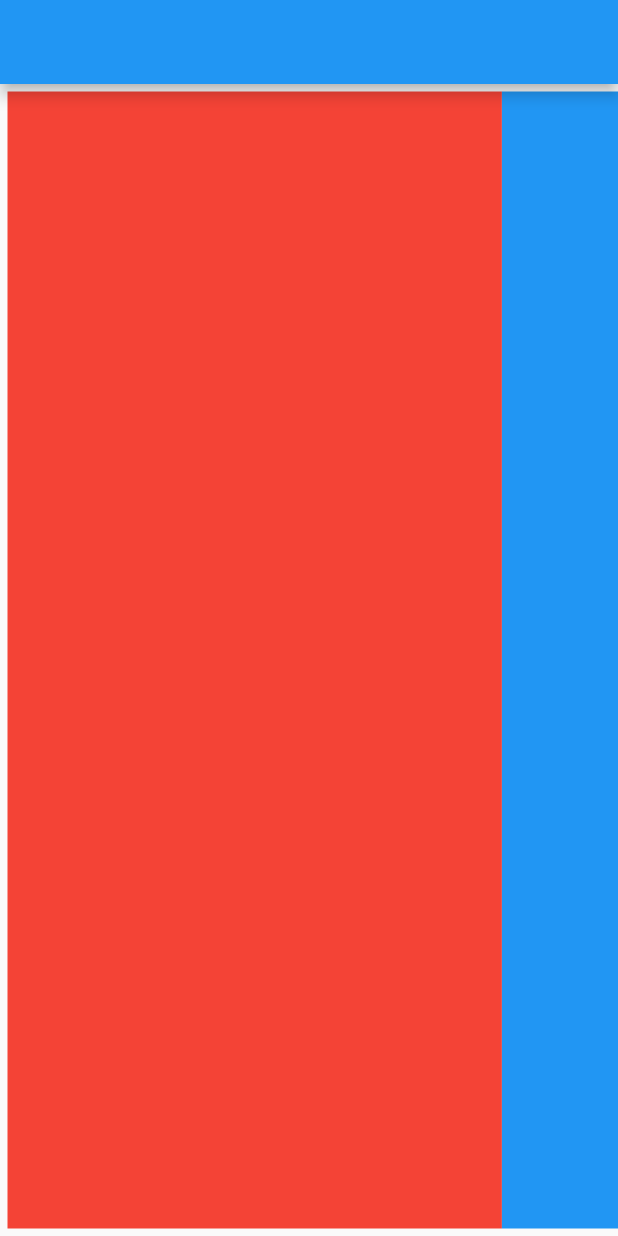
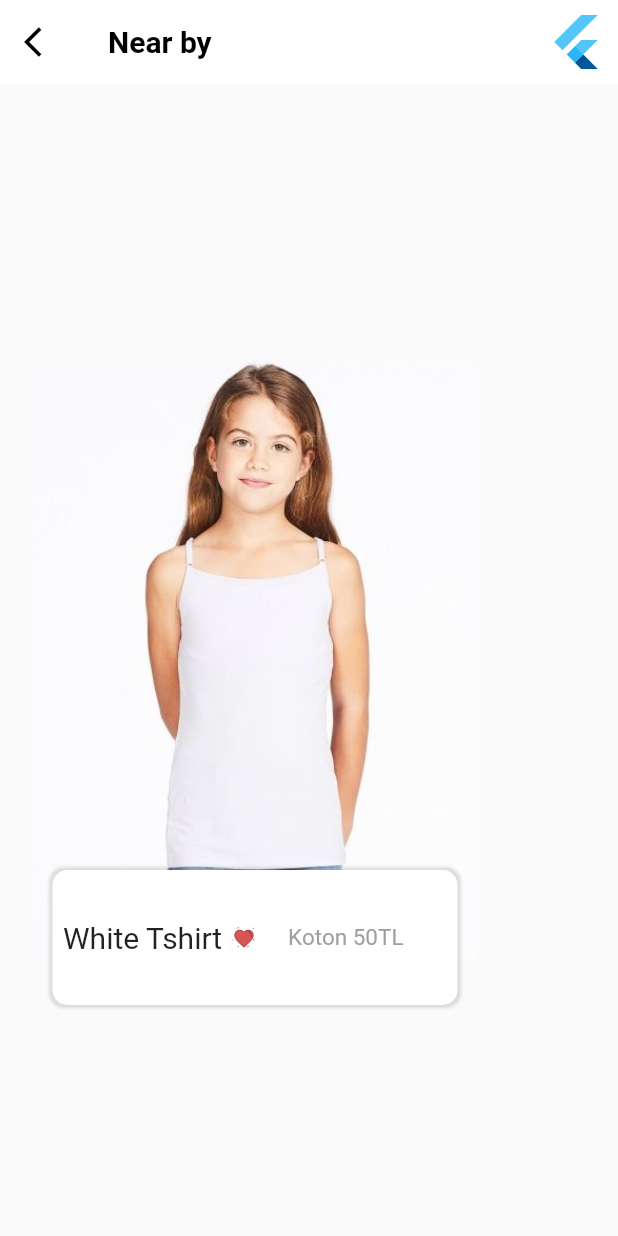
Before and after one commit to malisahin/flutter-practices, a Flutter app: the screen it shows after launch, on a phone screen of 412 x 824 dp. Run offline on Flutter 3.47's test engine with Material 2 defaults, Android fonts, the phone set to English and light mode, and no system bars; our stand-ins replace rxdart; Roboto replaces fonts that are missing (Montserrat).

Commit message:
Cards Example

```diff
--- a/lib/main.dart
+++ b/lib/main.dart
@@ -1,4 +1,4 @@
-import 'package:combine_mobile/sections/horizontal-listview/horizontal-listview.dart';
+import 'package:combine_mobile/sections/cards/cards-demo.dart';
 import 'package:flutter/material.dart';
 
 /* Forms, Validations, Value Change */
@@ -58,4 +58,6 @@ import 'package:flutter/material.dart';
 
 //void main() => runApp(LayoutBuilderDemoApp()); // Layout Builder Demo
 
-void main() => runApp(HorizontalListViewApp()); // Horizontal List View
+//void main() => runApp(HorizontalListViewApp()); // Horizontal List View
+
+void main() => runApp(CardsDemoApp()); // Cards Demo
--- /dev/null
+++ b/lib/movie-database/models/ItemModel.dart
@@ -0,0 +1,6 @@
+class ItemModel {
+  int _page;
+  int _totalResults;
+  int _totalPages;
+  //List<_Result> _results = [];
+}
--- /dev/null
+++ b/lib/sections/cards/cards-demo.dart
@@ -0,0 +1,143 @@
+import 'package:flutter/material.dart';
+
+class CardsDemoApp extends StatelessWidget {
+  @override
+  Widget build(BuildContext context) {
+    return MaterialApp(
+      title: "Cards Example",
+      home: CardsDemo(),
+    );
+  }
+}
+
+class CardsDemo extends StatefulWidget {
+  @override
+  _CardsDemoState createState() => _CardsDemoState();
+}
+
+class _CardsDemoState extends State<CardsDemo> {
+  @override
+  Widget build(BuildContext context) {
+    return Scaffold(
+      appBar: _getAppBar(),
+      body: _getBody(),
+    );
+  }
+
+  AppBar _getAppBar() {
+    return AppBar(
+      backgroundColor: Colors.white,
+      elevation: 0,
+      leading: IconButton(
+          icon: Icon(Icons.arrow_back_ios),
+          color: Colors.black,
+          onPressed: () {}),
+      title: Text(
+        'Near by',
+        style: TextStyle(
+            fontFamily: 'Montserrat',
+            fontWeight: FontWeight.bold,
+            color: Colors.black),
+      ),
+      actions: <Widget>[
+        Padding(
+          padding: EdgeInsets.only(right: 8),
+          child: FlutterLogo(
+            colors: Colors.blue,
+            size: 40,
+          ),
+        )
+      ],
+    );
+  }
+
+  Column _getBody() {
+    return Column(
+      mainAxisAlignment: MainAxisAlignment.center,
+      children: <Widget>[
+        Container(
+          padding: EdgeInsets.fromLTRB(20, 40, 20, 40),
+          child: Stack(
+            overflow: Overflow.visible,
+            children: <Widget>[
+              _getTopCards(10, 260, Colors.amber),
+              _getTopCards(10, 280, Colors.blue),
+              _getMainCard(),
+              _getInfoCard()
+            ],
+          ),
+        )
+      ],
+    );
+  }
+
+  Positioned _getTopCards(double left, double width, Color color) {
+    return Positioned(
+      left: left,
+      child: Container(
+        width: width,
+        height: 400,
+        decoration: BoxDecoration(
+            color: color, borderRadius: BorderRadius.circular(10)),
+      ),
+    );
+  }
+
+  Container _getMainCard() {
+    return Container(
+      width: 300,
+      height: 400,
+      decoration: BoxDecoration(
+          borderRadius: BorderRadius.circular(10),
+          image: DecorationImage(
+              image: AssetImage('assets/white-tshirt.jpg'), fit: BoxFit.cover)),
+    );
+  }
+
+  Positioned _getInfoCard() {
+    return Positioned(
+      top: 340,
+      left: 15,
+      child: Container(
+        width: 270,
+        height: 90,
+        decoration: BoxDecoration(
+            borderRadius: BorderRadius.circular(10),
+            color: Colors.white,
+            boxShadow: [
+              BoxShadow(blurRadius: 1, color: Colors.black12, spreadRadius: 2)
+            ]),
+        child: Container(
+          padding: EdgeInsets.all(7),
+          child: Column(
+            mainAxisAlignment: MainAxisAlignment.center,
+            children: <Widget>[
+              Row(
+                children: <Widget>[
+                  Text(
+                    'White Tshirt',
+                    style: TextStyle(fontFamily: 'Montserrat', fontSize: 20),
+                  ),
+                  SizedBox(width: 4),
+                  Image.asset(
+                    'assets/heart.jpg',
+                    height: 20,
+                    width: 20,
+                  ),
+                  SizedBox(width: 20),
+                  Text(
+                    'Koton 50TL',
+                    style: TextStyle(
+                        fontFamily: 'Montserrat',
+                        fontSize: 15,
+                        color: Colors.grey),
+                  )
+                ],
+              )
+            ],
+          ),
+        ),
+      ),
+    );
+  }
+}
--- a/pubspec.yaml
+++ b/pubspec.yaml
@@ -31,6 +31,8 @@ dev_dependencies:
 flutter:
   uses-material-design: true
 
+  assets:
+   - assets/
 
   fonts:
     - family: Nunito
```
Also changed, not shown: assets/chat.png (added), assets/female.jpg (added), assets/heart.jpg (added), assets/white-tshirt.jpg (added).
